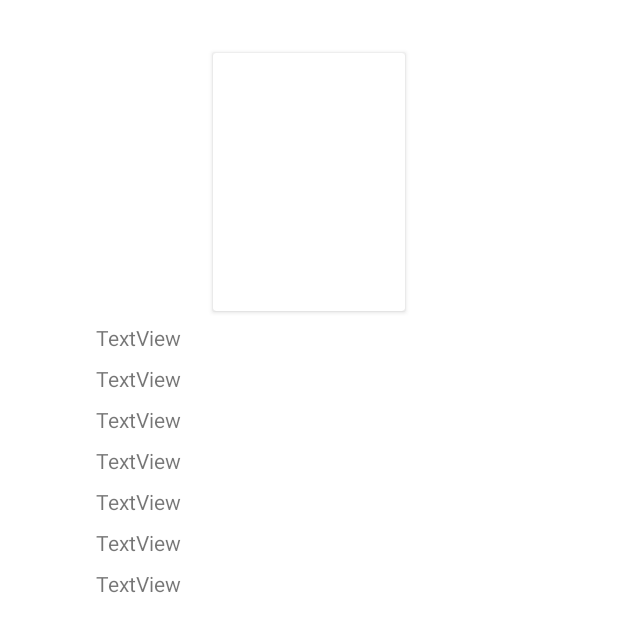
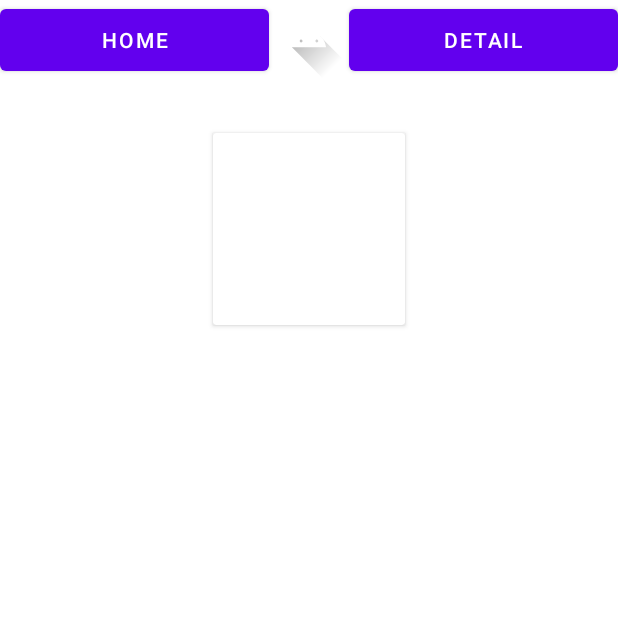
Before and after one commit to zlendo1/rma-cinema-mobile-app, an Android app: the layout activity_game_detail.xml on its own in the app's theme, with its tools: preview values and no code run, on a phone screen of 412 x 824 dp. Shown: the top 632 px of the screen. Run offline under Robolectric (Android 15) with nearby library versions, the phone set to English and light mode, and no system bars.

Commit message:
another formatting change

```diff
--- a/app/src/main/res/layout/activity_game_detail.xml
+++ b/app/src/main/res/layout/activity_game_detail.xml
@@ -4,6 +4,15 @@
     xmlns:tools="http://schemas.android.com/tools"
     android:layout_width="match_parent"
     android:layout_height="match_parent">
+
+    <ImageView
+        android:id="@+id/logo_image2"
+        android:layout_width="53dp"
+        android:layout_height="53dp"
+        app:layout_constraintEnd_toEndOf="parent"
+        app:layout_constraintStart_toStartOf="parent"
+        app:layout_constraintTop_toTopOf="parent"
+        app:srcCompat="@drawable/ic_launcher_foreground" />
 
     <TextView
         android:id="@+id/game_title_textview"
@@ -15,12 +24,12 @@
         android:gravity="center"
         app:layout_constraintEnd_toEndOf="parent"
         app:layout_constraintStart_toStartOf="parent"
-        app:layout_constraintTop_toTopOf="parent" />
+        app:layout_constraintTop_toBottomOf="@+id/logo_image2" />
 
     <androidx.cardview.widget.CardView
         android:id="@+id/cover_cardview"
         android:layout_width="128dp"
-        android:layout_height="172dp"
+        android:layout_height="128dp"
         android:layout_marginTop="8dp"
         app:layout_constraintEnd_toEndOf="parent"
         app:layout_constraintStart_toStartOf="parent"
@@ -39,7 +48,6 @@
         android:layout_marginStart="64dp"
         android:layout_marginTop="8dp"
         android:layout_marginEnd="64dp"
-        android:text="TextView"
         app:layout_constraintEnd_toEndOf="parent"
         app:layout_constraintStart_toStartOf="parent"
         app:layout_constraintTop_toBottomOf="@+id/cover_cardview" />
@@ -51,7 +59,6 @@
         android:layout_marginStart="64dp"
         android:layout_marginTop="8dp"
         android:layout_marginEnd="64dp"
-        android:text="TextView"
         app:layout_constraintEnd_toEndOf="parent"
         app:layout_constraintStart_toStartOf="parent"
         app:layout_constraintTop_toBottomOf="@+id/platform_textview" />
@@ -63,7 +70,6 @@
         android:layout_marginStart="64dp"
         android:layout_marginTop="8dp"
         android:layout_marginEnd="64dp"
-        android:text="TextView"
         app:layout_constraintEnd_toEndOf="parent"
         app:layout_constraintStart_toStartOf="parent"
         app:layout_constraintTop_toBottomOf="@+id/date_textview" />
@@ -75,7 +81,6 @@
         android:layout_marginStart="64dp"
         android:layout_marginTop="8dp"
         android:layout_marginEnd="64dp"
-        android:text="TextView"
         app:layout_constraintEnd_toEndOf="parent"
         app:layout_constraintStart_toStartOf="parent"
         app:layout_constraintTop_toBottomOf="@+id/esrb_rating_textview" />
@@ -87,7 +92,6 @@
         android:layout_marginStart="64dp"
         android:layout_marginTop="8dp"
         android:layout_marginEnd="64dp"
-        android:text="TextView"
         app:layout_constraintEnd_toEndOf="parent"
         app:layout_constraintStart_toStartOf="parent"
         app:layout_constraintTop_toBottomOf="@+id/developer_textview" />
@@ -99,7 +103,6 @@
         android:layout_marginStart="64dp"
         android:layout_marginTop="8dp"
         android:layout_marginEnd="64dp"
-        android:text="TextView"
         app:layout_constraintEnd_toEndOf="parent"
         app:layout_constraintStart_toStartOf="parent"
         app:layout_constraintTop_toBottomOf="@+id/publisher_textview" />
@@ -111,20 +114,37 @@
         android:layout_marginStart="64dp"
         android:layout_marginTop="8dp"
         android:layout_marginEnd="64dp"
-        android:text="TextView"
         app:layout_constraintEnd_toEndOf="parent"
         app:layout_constraintStart_toStartOf="parent"
         app:layout_constraintTop_toBottomOf="@+id/genre_textview" />
 
     <androidx.recyclerview.widget.RecyclerView
-        android:layout_width="409dp"
-        android:layout_height="330dp"
-        android:layout_marginStart="16dp"
+        android:layout_width="0dp"
+        android:layout_height="0dp"
+        android:layout_marginStart="8dp"
         android:layout_marginTop="8dp"
-        android:layout_marginEnd="16dp"
+        android:layout_marginEnd="8dp"
         android:layout_marginBottom="8dp"
         app:layout_constraintBottom_toBottomOf="parent"
         app:layout_constraintEnd_toEndOf="parent"
         app:layout_constraintStart_toStartOf="parent"
         app:layout_constraintTop_toBottomOf="@+id/description_textview" />
+
+    <Button
+        android:id="@+id/home_button"
+        android:layout_width="0dp"
+        android:layout_height="53dp"
+        android:text="@string/home"
+        app:layout_constraintEnd_toStartOf="@+id/logo_image2"
+        app:layout_constraintStart_toStartOf="parent"
+        app:layout_constraintTop_toTopOf="parent" />
+
+    <Button
+        android:id="@+id/details_button"
+        android:layout_width="0dp"
+        android:layout_height="53dp"
+        android:text="@string/detail"
+        app:layout_constraintEnd_toEndOf="parent"
+        app:layout_constraintStart_toEndOf="@+id/logo_image2"
+        app:layout_constraintTop_toTopOf="parent" />
 </androidx.constraintlayout.widget.ConstraintLayout>
```
Also changed, not shown: app/src/main/res/layout/activity_main.xml (+17 -11 lines).
